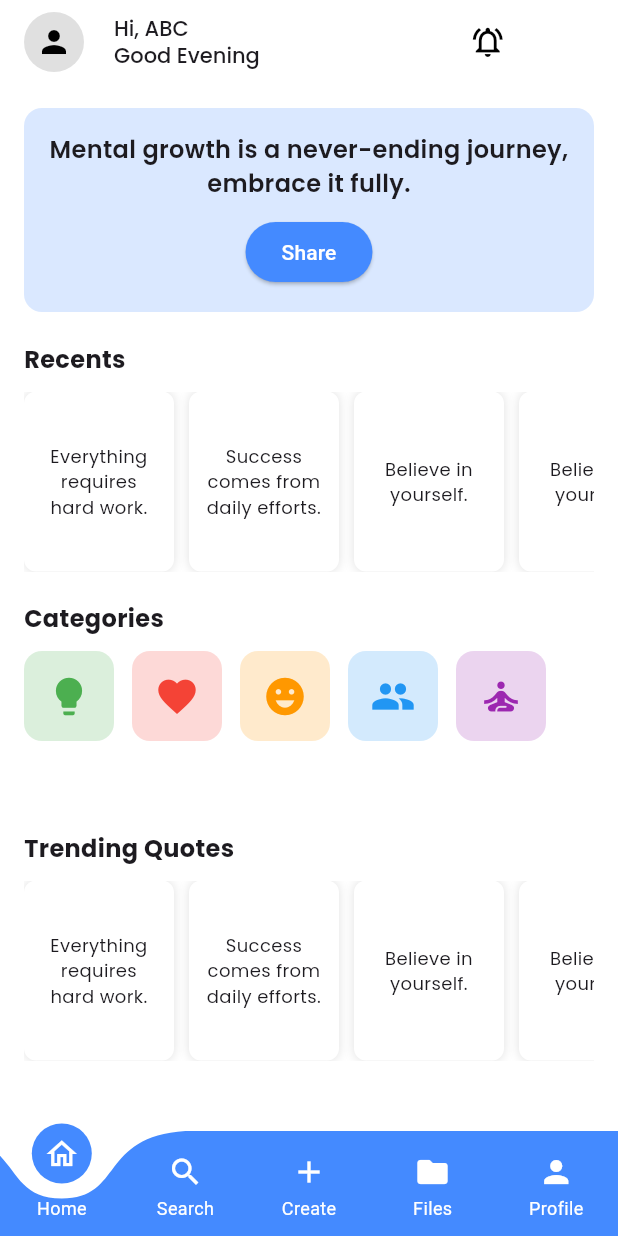
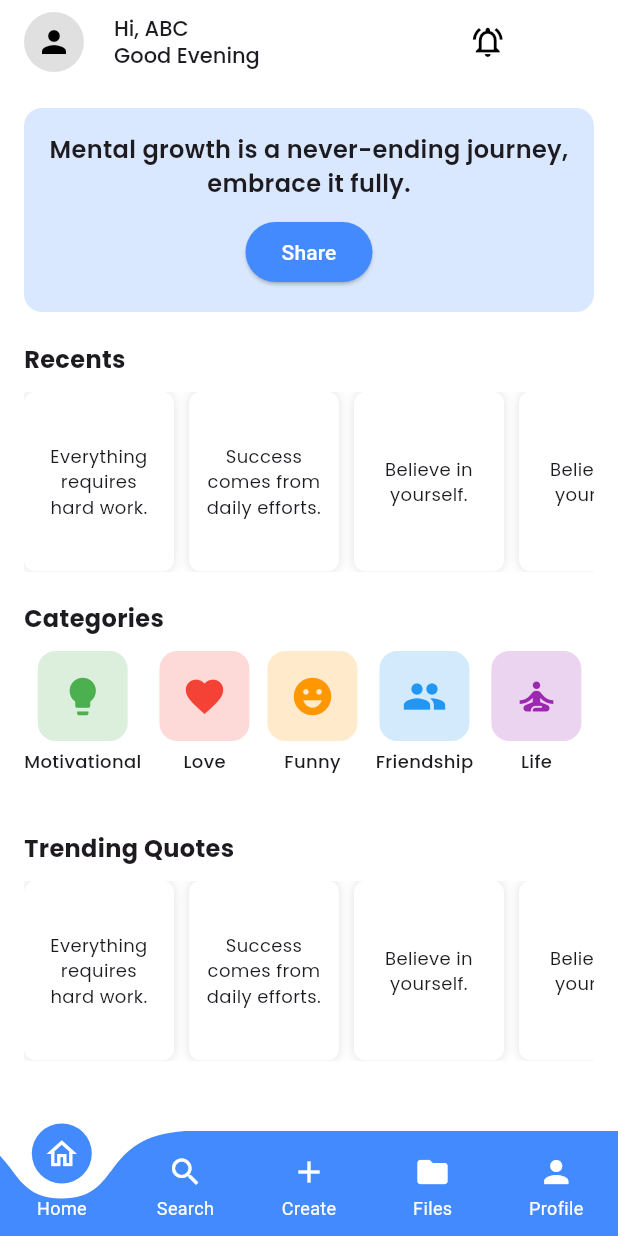
Before and after one commit to Mind-Turf-India/mtquotes, a Flutter app: the screen it shows after launch, on a phone screen of 412 x 824 dp. Run offline on Flutter 3.47's test engine with Material 3 defaults, Android fonts, the phone set to English and light mode, and no system bars; drawn by our look-alikes of curved_labeled_navigation_bar; our stand-ins replace firebase_core, google_fonts; accounts and stored records are empty.

Commit message:
home screen 2nd commit

```diff
--- a/lib/screens/home_screen.dart
+++ b/lib/screens/home_screen.dart
@@ -223,6 +223,7 @@ class HomeScreen extends StatelessWidget {
           child: Icon(icon, color: color, size: 30),
         ),
         SizedBox(height: 5),
+        Text(title, style: GoogleFonts.poppins(fontSize: 12, fontWeight: FontWeight.w500)),
       ],
     ),
   );
```
